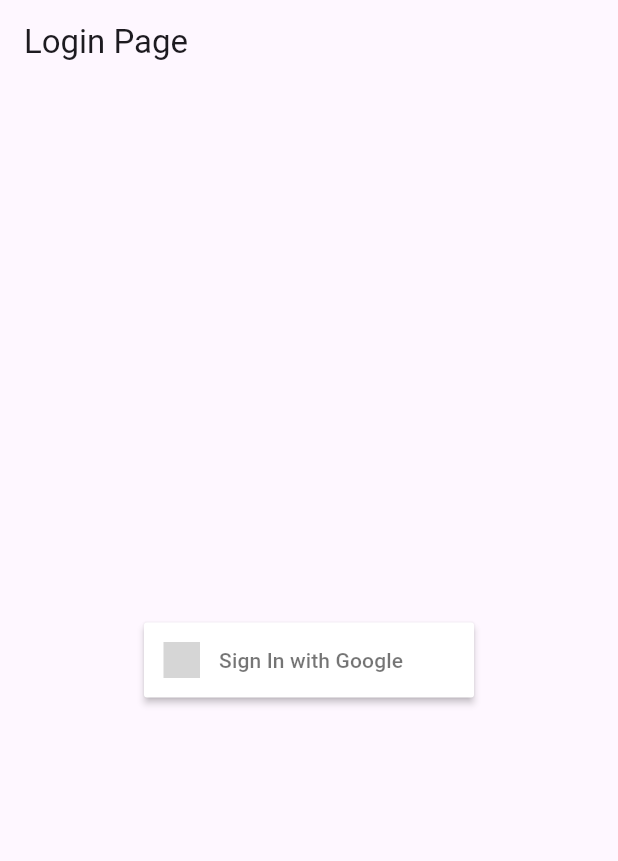
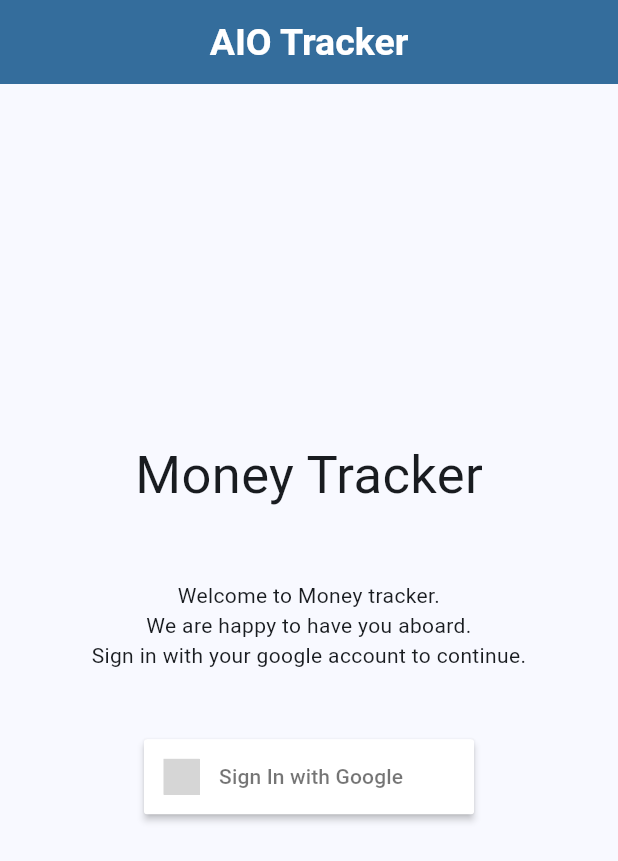
Before and after one commit to all-in-one-tracker/money_tracker, a Flutter app: the screen it shows after launch, after a tap on "Sign In with Google", on a phone screen of 412 x 824 dp. Shown: the top 861 px of the screen. Run offline on Flutter 3.47's test engine with Material 3 defaults, Android fonts, the phone set to English and light mode, and no system bars; drawn by our look-alikes of sign_in_button; our stand-ins replace firebase_auth, firebase_core, google_sign_in; accounts and stored records are empty; network calls fail; grey boxes are pictures that could not be loaded.

Commit message:
Google Auth handling, cloud firestore dependencies (#3)

```diff
--- a/lib/auth/authentication_page.dart
+++ b/lib/auth/authentication_page.dart
@@ -1,5 +1,6 @@
 import 'package:firebase_auth/firebase_auth.dart';
 import 'package:flutter/material.dart';
+import 'package:money_tracker/Auth/authentication_service.dart';
 import 'package:sign_in_button/sign_in_button.dart';
 
 class AuthenticationPage extends StatefulWidget {
@@ -11,6 +12,7 @@ class AuthenticationPage extends StatefulWidget {
 
 class _AuthenticationPageState extends State<AuthenticationPage> {
   final FirebaseAuth _auth = FirebaseAuth.instance;
+  final AuthenticationService _authService = AuthenticationService();
 
   User? _user;
 
@@ -28,20 +30,65 @@ class _AuthenticationPageState extends State<AuthenticationPage> {
   Widget build(BuildContext context) {
     return Scaffold(
       appBar: AppBar(
-        title: const Text("Login Page"),
+        title: const Text("AIO Tracker"),
+        centerTitle: true,
       ),
-      body: _user != null ? _userInfo() : _googleSiginButton(),
+      body: SafeArea(
+          child: _user != null ? _userInfo() : _buildAuthenticationPageUI()),
     );
   }
 
-  Widget _googleSiginButton() {
+  Widget _buildAuthenticationPageUI() {
+    return SizedBox(
+      width: MediaQuery.sizeOf(context).width,
+      child: Column(
+        mainAxisSize: MainAxisSize.max,
+        mainAxisAlignment: MainAxisAlignment.center,
+        crossAxisAlignment: CrossAxisAlignment.center,
+        children: [
+          _buildAppTitle(),
+          _buildSignInComponent(),
+        ],
+      ),
+    );
+  }
+
+  Widget _buildAppTitle() {
+    return const Text(
+      "Money Tracker",
+      style: TextStyle(
+        fontSize: 35,
+      ),
+    );
+  }
+
+  Widget _buildSignInComponent() {
+    return SizedBox(
+        width: MediaQuery.sizeOf(context).width * 0.90,
+        height: MediaQuery.sizeOf(context).height * 0.30,
+        child: Column(
+          mainAxisAlignment: MainAxisAlignment.spaceEvenly,
+          mainAxisSize: MainAxisSize.max,
+          crossAxisAlignment: CrossAxisAlignment.center,
+          children: [_buildWelcomeMessage(), _buildGoogleSiginButton()],
+        ));
+  }
+
+  Widget _buildWelcomeMessage() {
+    return const Text(
+      "Welcome to Money tracker.\nWe are happy to have you aboard.\nSign in with your google account to continue.",
+      textAlign: TextAlign.center,
+    );
+  }
+
+  Widget _buildGoogleSiginButton() {
     return Center(
       child: SizedBox(
         height: 50,
         child: SignInButton(
           Buttons.google,
           text: "Sign In with Google",
-          onPressed: _handleGoogleSignIn,
+          onPressed: _authService.handleGoogleSignIn,
         ),
       ),
     );
@@ -66,21 +113,11 @@ class _AuthenticationPageState extends State<AuthenticationPage> {
           ),
           Text(_user!.email!),
           Text(_user!.displayName ?? ""),
-          MaterialButton(
-              onPressed: _auth.signOut,
-              color: Colors.red,
+          ElevatedButton(
+              onPressed: _authService.handleGoogleSignOut,
               child: const Text("Sign Out"))
         ],
       ),
     );
   }
-
-  void _handleGoogleSignIn() {
-    try {
-      GoogleAuthProvider googleAuthProvider = GoogleAuthProvider();
-      _auth.signInWithProvider(googleAuthProvider);
-    } catch (error) {
-      print(error);
-    }
-  }
 }
--- /dev/null
+++ b/lib/auth/authentication_service.dart
@@ -0,0 +1,55 @@
+import 'package:firebase_auth/firebase_auth.dart';
+import 'package:google_sign_in/google_sign_in.dart';
+
+class AuthenticationService {
+  AuthenticationService._privateConstructor();
+
+  static final AuthenticationService _instance =
+      AuthenticationService._privateConstructor();
+  factory AuthenticationService() {
+    return _instance;
+  }
+  void handleGoogleSignIn() {
+    _GoogleAuthenticationService().handleSignIn();
+  }
+
+  void handleGoogleSignOut() {
+    _GoogleAuthenticationService().handleSignOut();
+  }
+}
+
+class _GoogleAuthenticationService {
+  final GoogleSignIn _googleSignIn = GoogleSignIn();
+  _GoogleAuthenticationService._privateConstructor();
+
+  static final _GoogleAuthenticationService _instance =
+      _GoogleAuthenticationService._privateConstructor();
+  factory _GoogleAuthenticationService() {
+    return _instance;
+  }
+
+  void handleSignIn() async {
+    try {
+      final GoogleSignInAccount? googleUser = await _googleSignIn.signIn();
+
+      final GoogleSignInAuthentication? googleAuth =
+          await googleUser?.authentication;
+
+      final credential = GoogleAuthProvider.credential(
+        accessToken: googleAuth?.accessToken,
+        idToken: googleAuth?.idToken,
+      );
+
+      await FirebaseAuth.instance.signInWithCredential(credential);
+    } catch (error) {
+      print(error);
+    }
+  }
+
+  void handleSignOut() async {
+    await FirebaseAuth.instance.signOut();
+    //need to sign out from Google as well in order to let user select the account while logging in again
+    //else the last logged in user account will be used for logging in
+    await _googleSignIn.signOut();
+  }
+}
--- a/lib/main.dart
+++ b/lib/main.dart
@@ -14,8 +14,18 @@ class MainApp extends StatelessWidget {
 
   @override
   Widget build(BuildContext context) {
-    return const MaterialApp(
-      home: AuthenticationPage(),
+    return MaterialApp(
+      debugShowCheckedModeBanner: false,
+      theme: ThemeData(
+          colorScheme: ColorScheme.fromSeed(seedColor: Colors.blue),
+          useMaterial3: true,
+          appBarTheme: const AppBarTheme(
+              backgroundColor: Color.fromARGB(255, 52, 109, 156),
+              titleTextStyle: TextStyle(
+                  color: Colors.white,
+                  fontSize: 25,
+                  fontWeight: FontWeight.bold))),
+      home: const AuthenticationPage(),
     );
   }
 }
--- a/pubspec.yaml
+++ b/pubspec.yaml
@@ -13,6 +13,8 @@ dependencies:
   firebase_auth: ^4.19.4
   firebase_analytics: ^10.10.4
   sign_in_button: ^3.2.0
+  cloud_firestore: ^4.17.2
+  google_sign_in: ^6.2.1
 
 dev_dependencies:
   flutter_test:
```
Also changed, not shown: pubspec.lock, 3 other files.
